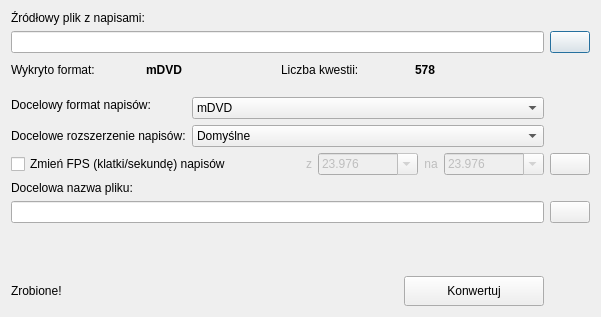
Qt form ui/frmconvert.ui (QNapi/qnapi) before a commit.
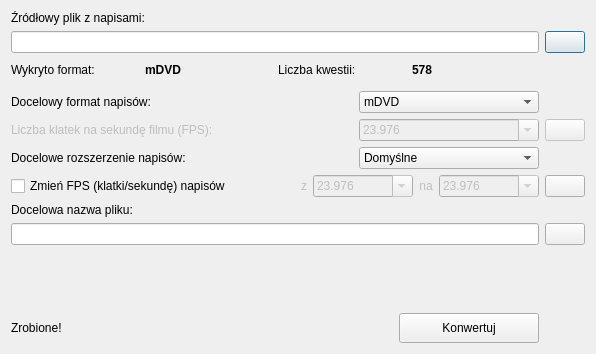
The same form after that commit. Icons and pictures are not drawn.

Commit message: fps field added to frmconvert

What changed in the file:
```diff
--- a/ui/frmconvert.ui
+++ b/ui/frmconvert.ui
@@ -6,8 +6,8 @@
    <rect>
     <x>0</x>
     <y>0</y>
-    <width>601</width>
-    <height>317</height>
+    <width>596</width>
+    <height>354</height>
    </rect>
   </property>
   <property name="windowTitle">
@@ -21,7 +21,7 @@
      </property>
     </widget>
    </item>
-   <item row="1" column="0" colspan="2">
+   <item row="1" column="0">
     <widget class="QLineEdit" name="leSrcSubFile">
      <property name="text">
       <string/>
@@ -34,7 +34,7 @@
      </property>
     </widget>
    </item>
-   <item row="1" column="2">
+   <item row="1" column="1">
     <widget class="QPushButton" name="pbSrcSubFileSelect">
      <property name="text">
       <string/>
@@ -45,7 +45,7 @@
      </property>
     </widget>
    </item>
-   <item row="2" column="0" colspan="2">
+   <item row="2" column="0">
     <layout class="QHBoxLayout" name="horizontalLayout_2">
      <property name="topMargin">
       <number>4</number>
@@ -95,21 +95,42 @@
      </item>
     </layout>
    </item>
-   <item row="3" column="0" rowspan="2">
+   <item row="3" column="0">
+    <layout class="QHBoxLayout" name="horizontalLayout_5">
+     <item>
     <widget class="QLabel" name="lbTargetFormat">
      <property name="text">
       <string>Docelowy format napisów:</string>
      </property>
     </widget>
    </item>
-   <item row="4" column="1">
+     <item>
+      <spacer name="horizontalSpacer_4">
+       <property name="orientation">
+        <enum>Qt::Horizontal</enum>
+       </property>
+       <property name="sizeHint" stdset="0">
+        <size>
+         <width>40</width>
+         <height>20</height>
+        </size>
+       </property>
+      </spacer>
+     </item>
+     <item>
     <widget class="QComboBox" name="cbTargetFormat">
      <property name="sizePolicy">
-      <sizepolicy hsizetype="MinimumExpanding" vsizetype="Fixed">
-       <horstretch>0</horstretch>
+        <sizepolicy hsizetype="Fixed" vsizetype="Fixed">
+         <horstretch>180</horstretch>
        <verstretch>0</verstretch>
       </sizepolicy>
      </property>
+       <property name="maximumSize">
+        <size>
+         <width>180</width>
+         <height>16777215</height>
+        </size>
+       </property>
      <item>
       <property name="text">
        <string>mDVD</string>
@@ -132,21 +153,150 @@
      </item>
     </widget>
    </item>
+    </layout>
+   </item>
+   <item row="4" column="0">
+    <layout class="QHBoxLayout" name="horizontalLayout_6">
+     <item>
+      <widget class="QLabel" name="lbMovieFPS">
+       <property name="enabled">
+        <bool>false</bool>
+       </property>
+       <property name="text">
+        <string>Liczba klatek na sekundę filmu (FPS):</string>
+       </property>
+      </widget>
+     </item>
+     <item>
+      <spacer name="horizontalSpacer_5">
+       <property name="orientation">
+        <enum>Qt::Horizontal</enum>
+       </property>
+       <property name="sizeHint" stdset="0">
+        <size>
+         <width>40</width>
+         <height>20</height>
+        </size>
+       </property>
+      </spacer>
+     </item>
+     <item>
+      <widget class="QComboBox" name="cbMovieFPS">
+       <property name="enabled">
+        <bool>false</bool>
+       </property>
+       <property name="sizePolicy">
+        <sizepolicy hsizetype="Fixed" vsizetype="Fixed">
+         <horstretch>0</horstretch>
+         <verstretch>0</verstretch>
+        </sizepolicy>
+       </property>
+       <property name="minimumSize">
+        <size>
+         <width>180</width>
+         <height>0</height>
+        </size>
+       </property>
+       <property name="editable">
+        <bool>true</bool>
+       </property>
+       <item>
+        <property name="text">
+         <string>23.976</string>
+        </property>
+       </item>
+       <item>
+        <property name="text">
+         <string>24</string>
+        </property>
+       </item>
+       <item>
+        <property name="text">
+         <string>25</string>
+        </property>
+       </item>
+       <item>
+        <property name="text">
+         <string>29.97</string>
+        </property>
+       </item>
+       <item>
+        <property name="text">
+         <string>30</string>
+        </property>
+       </item>
+       <item>
+        <property name="text">
+         <string>50</string>
+        </property>
+       </item>
+       <item>
+        <property name="text">
+         <string>59.94</string>
+        </property>
+       </item>
+       <item>
+        <property name="text">
+         <string>60</string>
+        </property>
+       </item>
+      </widget>
+     </item>
+    </layout>
+   </item>
+   <item row="4" column="1">
+    <widget class="QPushButton" name="pbMovieFPSSelect">
+     <property name="enabled">
+      <bool>false</bool>
+     </property>
+     <property name="toolTip">
+      <string>Wykryj docelowy FPS z pliku</string>
+     </property>
+     <property name="text">
+      <string/>
+     </property>
+     <property name="icon">
+      <iconset resource="../res/resources.qrc">
+       <normaloff>:/ui/folder.png</normaloff>:/ui/folder.png</iconset>
+     </property>
+    </widget>
+   </item>
    <item row="5" column="0">
+    <layout class="QHBoxLayout" name="horizontalLayout_4">
+     <item>
     <widget class="QLabel" name="lbTargetExtension">
      <property name="text">
       <string>Docelowe rozszerzenie napisów:</string>
      </property>
     </widget>
    </item>
-   <item row="5" column="1">
+     <item>
+      <spacer name="horizontalSpacer_3">
+       <property name="orientation">
+        <enum>Qt::Horizontal</enum>
+       </property>
+       <property name="sizeHint" stdset="0">
+        <size>
+         <width>40</width>
+         <height>20</height>
+        </size>
+       </property>
+      </spacer>
+     </item>
+     <item>
     <widget class="QComboBox" name="cbTargetExtension">
      <property name="sizePolicy">
-      <sizepolicy hsizetype="MinimumExpanding" vsizetype="Fixed">
+        <sizepolicy hsizetype="Fixed" vsizetype="Fixed">
        <horstretch>0</horstretch>
        <verstretch>0</verstretch>
       </sizepolicy>
      </property>
+       <property name="minimumSize">
+        <size>
+         <width>180</width>
+         <height>0</height>
+        </size>
+       </property>
      <item>
       <property name="text">
        <string>Domyślne</string>
@@ -169,7 +319,9 @@
      </item>
     </widget>
    </item>
-   <item row="6" column="0" colspan="2">
+    </layout>
+   </item>
+   <item row="6" column="0">
     <layout class="QHBoxLayout" name="horizontalLayout">
      <item>
       <widget class="QCheckBox" name="cbChangeFPS">
@@ -328,8 +480,8 @@
      </item>
     </layout>
    </item>
-   <item row="6" column="2">
-    <widget class="QPushButton" name="pbTargetFileNameSelect_2">
+   <item row="6" column="1">
+    <widget class="QPushButton" name="pbTargetMovieFPSSelect">
      <property name="toolTip">
       <string>Wykryj docelowy FPS z pliku</string>
      </property>
@@ -349,7 +501,7 @@
      </property>
     </widget>
    </item>
-   <item row="8" column="0" colspan="2">
+   <item row="8" column="0">
     <widget class="QLineEdit" name="leTargetFileName">
      <property name="text">
       <string/>
@@ -362,7 +514,7 @@
      </property>
     </widget>
    </item>
-   <item row="8" column="2">
+   <item row="8" column="1">
     <widget class="QPushButton" name="pbTargetFileNameSelect">
      <property name="text">
       <string/>
@@ -373,7 +525,7 @@
      </property>
     </widget>
    </item>
-   <item row="9" column="0" colspan="2">
+   <item row="9" column="0">
     <spacer name="verticalSpacer">
      <property name="orientation">
       <enum>Qt::Vertical</enum>
@@ -386,7 +538,7 @@
      </property>
     </spacer>
    </item>
-   <item row="10" column="0" colspan="2">
+   <item row="10" column="0">
     <layout class="QHBoxLayout" name="horizontalLayout_3">
      <item>
       <widget class="QLabel" name="lbDone">
```
Lines whose indentation alone changed are shown as unchanged.
